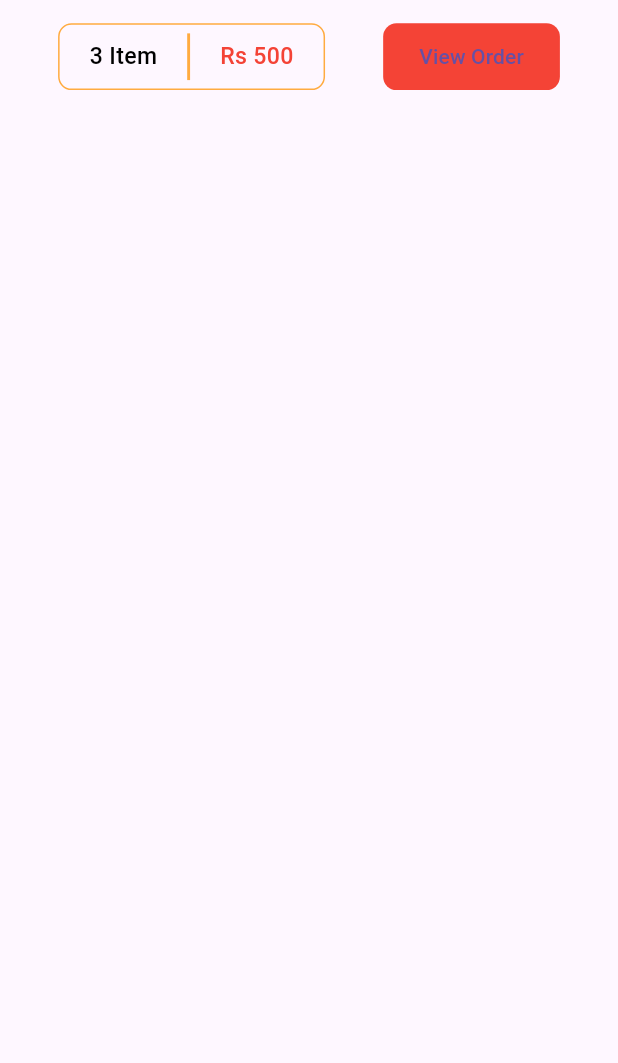
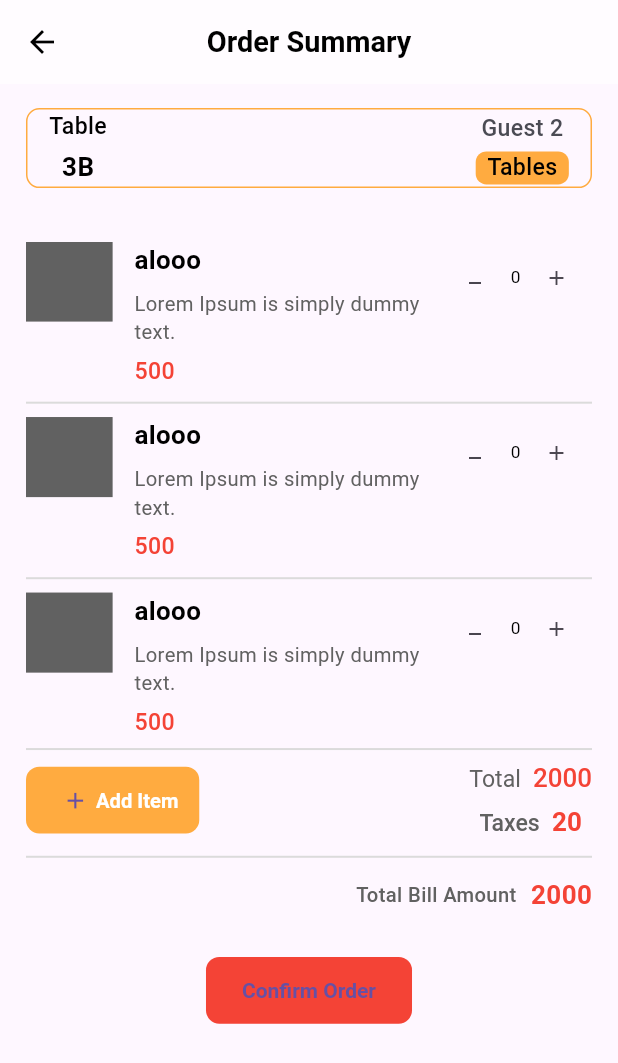
Before and after one commit to Rijankunwar3691/OrderMangementDemo, a Flutter app: the TotalSheetWidget widget shown alone on an empty page, opened directly, after a tap on "View Order", on a phone screen of 412 x 824 dp. Shown: the top 1063 px of the screen. Run offline on Flutter 3.47's test engine with Material 3 defaults, Android fonts, the phone set to English and light mode, and no system bars; our stand-ins replace flutter_riverpod, flutter_screenutil.

Commit message:
order summary Ui create

```diff
--- /dev/null
+++ b/lib/app/app.dart
@@ -0,0 +1,23 @@
+import 'package:flutter/material.dart';
+import 'package:flutter_screenutil/flutter_screenutil.dart';
+import 'package:hoteldemo/core/export.dart';
+import 'package:hoteldemo/features/bottom%20navbar/bottom_navbar.dart';
+
+class MyApp extends StatelessWidget {
+  const MyApp({super.key});
+
+  @override
+  Widget build(BuildContext context) {
+    return ScreenUtilInit(
+      designSize: const Size(428, 926),
+      builder: (context, child) {
+        return MaterialApp(
+          onGenerateRoute: RoutesGenerator.getRoute,
+          debugShowCheckedModeBanner: false,
+          theme: AppTheme.appTheme(),
+          home: const CustomButtomBar(),
+        );
+      },
+    );
+  }
+}
--- /dev/null
+++ b/lib/core/export.dart
@@ -0,0 +1,9 @@
+export 'package:hoteldemo/core/resources/assets_manager.dart';
+export 'package:hoteldemo/core/resources/colors_manager.dart';
+export 'package:hoteldemo/core/resources/routes_manager.dart';
+export 'package:hoteldemo/core/resources/theme_manager.dart';
+export 'package:hoteldemo/core/widgets/app_bar.dart';
+export 'package:hoteldemo/core/widgets/reusable_text.dart';
+export 'package:hoteldemo/core/widgets/text_field.dart';
+export 'package:hoteldemo/core/dummy/dummy_data.dart';
+export 'package:hoteldemo/app/app.dart';
--- a/lib/core/resources/colors_manager.dart
+++ b/lib/core/resources/colors_manager.dart
@@ -7,4 +7,5 @@ class Appcolors {
   static const Color blackPrimary = Color(0xFF1B1B1E);
   static const Color blackPrimaryMinus1 = Color(0xFF333339);
   static const Color blackPrimaryMinus2 = Color(0xFF4B4B54);
+  static const Color mutedLine = Color(0xFFDBDBDB);
 }
--- /dev/null
+++ b/lib/core/resources/routes_manager.dart
@@ -0,0 +1,37 @@
+import 'package:flutter/material.dart';
+import 'package:hoteldemo/features/menu/presentation/screens/select_order_page.dart';
+import 'package:hoteldemo/features/orders/presentation/screens/order_summary_page.dart';
+
+class AppRoutes {
+  static const String menuRoute = '/menu';
+  static const String orderSummaryPage = '/orderSummary';
+}
+
+class RoutesGenerator {
+  static Route<dynamic> getRoute(RouteSettings settings) {
+    switch (settings.name) {
+      case AppRoutes.menuRoute:
+        return MaterialPageRoute(
+          builder: (context) => const SelectOrderPage(),
+        );
+
+      case AppRoutes.orderSummaryPage:
+        return MaterialPageRoute(
+          builder: (context) => const OrderSummaryPage(),
+        );
+
+      default:
+        return unDefinedRoute();
+    }
+  }
+
+  static Route<dynamic> unDefinedRoute() {
+    return MaterialPageRoute(
+      builder: (_) => Scaffold(
+          appBar: AppBar(
+            title: const Text('no routes found'),
+          ),
+          body: const Text("no routes found")),
+    );
+  }
+}
--- a/lib/core/resources/theme_manager.dart
+++ b/lib/core/resources/theme_manager.dart
@@ -24,6 +24,8 @@ class AppTheme {
       ),
       elevatedButtonTheme: ElevatedButtonThemeData(
         style: ElevatedButton.styleFrom(
+            textStyle: const TextStyle(
+                color: Colors.white, fontWeight: FontWeight.w600),
             backgroundColor: Appcolors.primary,
             elevation: 0.0,
             minimumSize: Size(50.w, 50.h),
--- a/lib/features/home/presentation/screens/home_page.dart
+++ b/lib/features/home/presentation/screens/home_page.dart
@@ -1,9 +1,8 @@
 import 'package:flutter/material.dart';
 import 'package:flutter_riverpod/flutter_riverpod.dart';
 import 'package:flutter_screenutil/flutter_screenutil.dart';
-import 'package:hoteldemo/core/resources/assets_manager.dart';
-import 'package:hoteldemo/core/widgets/reusable_text.dart';
-import 'package:hoteldemo/core/widgets/text_field.dart';
+import 'package:hoteldemo/core/export.dart';
+
 import 'package:hoteldemo/features/home/presentation/provider/tables_list_provider.dart';
 import 'package:hoteldemo/features/home/presentation/widgets/table_container.dart';
 import 'package:hoteldemo/features/menu/presentation/provider/menu_list_provider.dart';
@@ -68,11 +67,7 @@ class _HomePageState extends ConsumerState<HomePage> {
                   itemBuilder: (context, index) => GestureDetector(
                       onTap: () {
                         ref.read(menuListProvider.notifier).getMenuList();
-                        Navigator.push(
-                            context,
-                            MaterialPageRoute(
-                              builder: (context) => SelectOrderPage(),
-                            ));
+                        Navigator.pushNamed(context, AppRoutes.menuRoute);
                       },
                       child: TableContainer(
                           tableNo: tableList[index].id.toString(),
--- a/lib/features/home/presentation/widgets/table_container.dart
+++ b/lib/features/home/presentation/widgets/table_container.dart
@@ -1,7 +1,6 @@
 import 'package:flutter/material.dart';
 import 'package:flutter_screenutil/flutter_screenutil.dart';
-import 'package:hoteldemo/core/resources/colors_manager.dart';
-import 'package:hoteldemo/core/widgets/reusable_text.dart';
+import '../../../../core/export.dart';
 
 class TableContainer extends StatelessWidget {
   final String tableNo;
--- a/lib/features/menu/presentation/widgets/menu_list_widget.dart
+++ b/lib/features/menu/presentation/widgets/menu_list_widget.dart
@@ -28,7 +28,7 @@ class _MenuListWidgetState extends ConsumerState<MenuListWidget> {
           Container(
             height: 60.h,
             width: 60.w,
-            color: Appcolors.accentOrange,
+            color: Appcolors.greyInformation,
           ),
           SizedBox(
             width: 15.w,
--- a/lib/features/menu/presentation/widgets/total_sheet_widget.dart
+++ b/lib/features/menu/presentation/widgets/total_sheet_widget.dart
@@ -1,7 +1,7 @@
 import 'package:flutter/material.dart';
 import 'package:flutter_screenutil/flutter_screenutil.dart';
-import 'package:hoteldemo/core/resources/colors_manager.dart';
-import 'package:hoteldemo/core/widgets/reusable_text.dart';
+import 'package:hoteldemo/core/export.dart';
+
 
 class TotalSheetWidget extends StatelessWidget {
   const TotalSheetWidget({super.key});
@@ -39,7 +39,11 @@ class TotalSheetWidget extends StatelessWidget {
               ],
             ),
           ),
-          ElevatedButton(onPressed: () {}, child: const Text('View Order'))
+          ElevatedButton(
+              onPressed: () {
+                Navigator.pushNamed(context, AppRoutes.orderSummaryPage);
+              },
+              child: const Text('View Order'))
         ],
       ),
     );
--- /dev/null
+++ b/lib/features/orders/presentation/screens/order_summary_page.dart
@@ -0,0 +1,205 @@
+import 'package:flutter/material.dart';
+import 'package:flutter_riverpod/flutter_riverpod.dart';
+import 'package:flutter_screenutil/flutter_screenutil.dart';
+import 'package:hoteldemo/core/export.dart';
+import 'package:hoteldemo/features/menu/domain/model/menu_model.dart';
+import 'package:hoteldemo/features/menu/presentation/provider/menu_count_provider.dart';
+import 'package:hoteldemo/features/menu/presentation/widgets/menu_list_widget.dart';
+
+class OrderSummaryPage extends ConsumerStatefulWidget {
+  const OrderSummaryPage({super.key});
+
+  @override
+  ConsumerState<OrderSummaryPage> createState() => _OrderSummaryPageState();
+}
+
+class _OrderSummaryPageState extends ConsumerState<OrderSummaryPage> {
+  @override
+  Widget build(BuildContext context) {
+    final orderList = ref.watch(menuCountProvider);
+    return Scaffold(
+      appBar: AppBarWidget.appBar(title: 'Order Summary'),
+      body: Padding(
+        padding: EdgeInsets.symmetric(horizontal: 18.w, vertical: 18.h),
+        child: Column(
+          crossAxisAlignment: CrossAxisAlignment.start,
+          children: [
+            Container(
+              padding: EdgeInsets.symmetric(horizontal: 15.w),
+              height: 60.h,
+              width: double.infinity,
+              decoration: BoxDecoration(
+                borderRadius: BorderRadius.circular(10.r),
+                border: Border.all(color: Appcolors.accentOrange),
+              ),
+              child: Row(
+                children: [
+                  Column(
+                    mainAxisAlignment: MainAxisAlignment.center,
+                    children: [
+                      ReusableText.textWigdet(
+                          text: 'Table', fSize: 16.sp, fw: FontWeight.w500),
+                      SizedBox(
+                        height: 5.h,
+                      ),
+                      ReusableText.textWigdet(
+                          text: '3B', fSize: 18.sp, fw: FontWeight.w600),
+                    ],
+                  ),
+                  const Spacer(),
+                  Column(
+                    mainAxisAlignment: MainAxisAlignment.center,
+                    children: [
+                      ReusableText.textWigdet(
+                          text: 'Guest 2',
+                          fSize: 16.sp,
+                          fw: FontWeight.w500,
+                          color: Appcolors.blackPrimaryMinus2),
+                      SizedBox(
+                        height: 5.h,
+                      ),
+                      Container(
+                        padding: EdgeInsets.symmetric(horizontal: 8.w),
+                        decoration: BoxDecoration(
+                            color: Appcolors.accentOrange,
+                            borderRadius: BorderRadius.circular(8.r)),
+                        child: ReusableText.textWigdet(
+                            text: 'Tables', fSize: 16.sp, fw: FontWeight.w500),
+                      ),
+                    ],
+                  ),
+                ],
+              ),
+            ),
+            SizedBox(
+              height: 40.h,
+            ),
+            SizedBox(
+              height: 380.h,
+              child: ListView.separated(
+                shrinkWrap: true,
+                itemCount: 3,
+                separatorBuilder: (BuildContext context, int index) {
+                  return Container(
+                    margin: EdgeInsetsDirectional.only(
+                      bottom: 10.h,
+                    ),
+                    height: 1.5.h,
+                    width: double.infinity,
+                    color: Appcolors.mutedLine,
+                  );
+                },
+                itemBuilder: (BuildContext context, int index) {
+                  return MenuListWidget(
+                      items: ItemModel(name: 'alooo', price: 500, id: '55'));
+                },
+              ),
+            ),
+            Divider(
+              color: Appcolors.mutedLine,
+              height: 1.h,
+              thickness: 1.5.h,
+            ),
+            SizedBox(
+              height: 10.h,
+            ),
+            Row(
+              children: [
+                SizedBox(
+                  width: 120.w,
+                  child: ElevatedButton(
+                    style: ElevatedButton.styleFrom(
+                        backgroundColor: Appcolors.accentOrange),
+                    onPressed: () {},
+                    child: Row(
+                      mainAxisAlignment: MainAxisAlignment.start,
+                      children: [
+                        Icon(Icons.add_outlined, size: 20.h),
+                        SizedBox(
+                          width: 5.w,
+                        ),
+                        ReusableText.textWigdet(
+                            text: 'Add Item',
+                            color: Colors.white,
+                            fSize: 14.sp,
+                            fw: FontWeight.w600),
+                      ],
+                    ),
+                  ),
+                ),
+                const Spacer(),
+                Column(
+                  mainAxisAlignment: MainAxisAlignment.center,
+                  children: [
+                    RichText(
+                        text: TextSpan(
+                            text: 'Total ',
+                            style: TextStyle(
+                                color: Appcolors.greyInformation,
+                                fontSize: 16.sp,
+                                fontWeight: FontWeight.w400),
+                            children: [
+                          TextSpan(
+                              text: ' 2000',
+                              style: TextStyle(
+                                  color: Appcolors.primary,
+                                  fontSize: 18.sp,
+                                  fontWeight: FontWeight.w500))
+                        ])),
+                    SizedBox(
+                      height: 10.h,
+                    ),
+                    RichText(
+                        text: TextSpan(
+                            text: 'Taxes ',
+                            style: TextStyle(
+                                color: Appcolors.greyInformation,
+                                fontSize: 16.sp,
+                                fontWeight: FontWeight.w500),
+                            children: [
+                          TextSpan(
+                              text: ' 20',
+                              style: TextStyle(
+                                  color: Appcolors.primary,
+                                  fontSize: 18.sp,
+                                  fontWeight: FontWeight.w600))
+                        ])),
+                  ],
+                )
+              ],
+            ),
+            Divider(
+              color: Appcolors.mutedLine,
+              height: 30.h,
+              thickness: 1.5.h,
+            ),
+            Row(
+              mainAxisAlignment: MainAxisAlignment.end,
+              children: [
+                ReusableText.textWigdet(
+                    text: 'Total Bill Amount',
+                    fSize: 14.sp,
+                    color: Appcolors.greyInformation,
+                    fw: FontWeight.w500),
+                SizedBox(
+                  width: 10.w,
+                ),
+                ReusableText.textWigdet(
+                    text: '2000',
+                    fSize: 18.sp,
+                    color: Appcolors.primary,
+                    fw: FontWeight.w600),
+              ],
+            ),
+            SizedBox(
+              height: 30.h,
+            ),
+            Center(
+                child: ElevatedButton(
+                    onPressed: () {}, child: const Text('Confirm Order')))
+          ],
+        ),
+      ),
+    );
+  }
+}
--- a/lib/main.dart
+++ b/lib/main.dart
@@ -1,27 +1,8 @@
 import 'package:flutter/material.dart';
 import 'package:flutter_riverpod/flutter_riverpod.dart';
-import 'package:flutter_screenutil/flutter_screenutil.dart';
-import 'package:hoteldemo/core/resources/theme_manager.dart';
-import 'package:hoteldemo/features/bottom%20navbar/bottom_navbar.dart';
+import 'package:hoteldemo/core/export.dart';
+
 
 void main() {
   runApp(const ProviderScope(child: MyApp()));
 }
-
-class MyApp extends StatelessWidget {
-  const MyApp({super.key});
-
-  @override
-  Widget build(BuildContext context) {
-    return ScreenUtilInit(
-      designSize: const Size(428, 926),
-      builder: (context, child) {
-        return MaterialApp(
-          debugShowCheckedModeBanner: false,
-          theme: AppTheme.appTheme(),
-          home: const CustomButtomBar(),
-        );
-      },
-    );
-  }
-}
```
